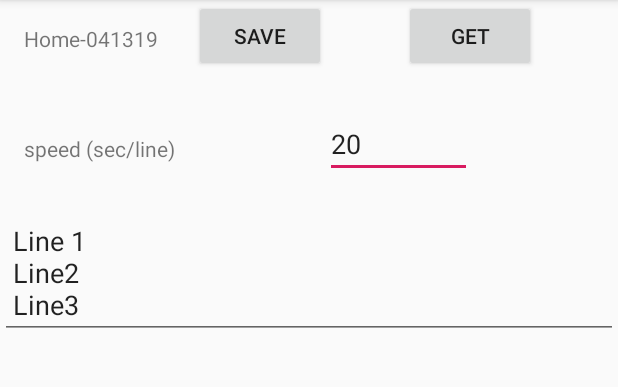
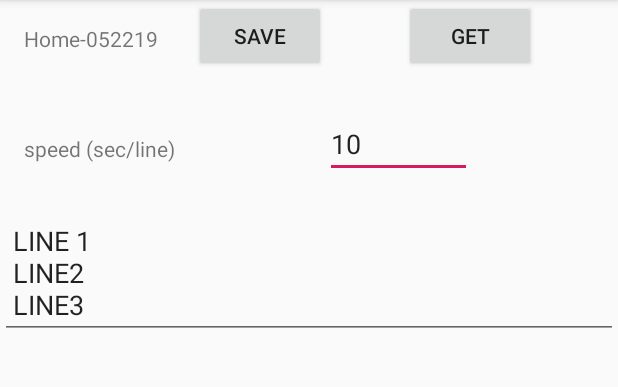
Before and after one commit to ChangmingFan/SQL-Lite-TiniWindow, an Android app: the screen it shows after launch (MainActivity), after a tap on "GET", on a phone screen of 412 x 824 dp, the part 84-471 px from its top. Run offline under Robolectric (Android 15) with nearby library versions, the phone set to English and light mode, and no system bars; 1 other tap on this screen came first.

Commit message:
052419 jp 2nd coomit - works

```diff
--- a/app/src/main/java/com/example/android/ftp_tiniwindow_sign1/MainActivity.java
+++ b/app/src/main/java/com/example/android/ftp_tiniwindow_sign1/MainActivity.java
@@ -2,65 +2,22 @@ package com.example.android.ftp_tiniwindow_sign1;
 
 //042419 CF  following JP's version of 042319
 import android.content.ContentValues;
-import android.content.Context;
-import android.content.Intent;
-import android.content.SharedPreferences;
 import android.database.Cursor;
 import android.database.sqlite.SQLiteDatabase;
-import android.os.AsyncTask;
 import android.os.Bundle;
-import android.support.v7.app.AppCompatActivity;
-import android.support.v7.widget.LinearLayoutManager;
-import android.support.v7.widget.RecyclerView;
-import android.view.Menu;
-import android.view.MenuInflater;
-import android.view.MenuItem;
-import android.view.View;
-import android.widget.ProgressBar;
-import android.widget.TextView;
-
-
-
-import android.content.Context;
-import android.content.Intent;
-import android.content.SharedPreferences;
-import android.os.AsyncTask;
-import android.os.Bundle;
-import android.support.v7.app.AppCompatActivity;
-//import android.widget.TextView;
-import android.util.Log;
-import android.view.View;
-import android.widget.EditText;
-import org.apache.commons.net.ftp.FTP;
-import org.apache.commons.net.ftp.FTPClient;
-import android.widget.Toast;
-
-//import com.example.android.sunshine.utilities.NetworkUtils;
-//import com.example.android.sunshine.utilities.OpenWeatherJsonUtils;
-
-import java.io.IOException;
-import java.io.InputStream;
-import java.io.OutputStream;
-import java.net.URL;
-
-
-
-
-import android.os.AsyncTask;
-import android.os.Bundle;
-import android.support.annotation.NonNull;
-import android.support.design.widget.BottomNavigationView;
 import android.support.v7.app.AppCompatActivity;
 import android.util.Log;
 import android.view.MenuItem;
 import android.view.View;
+import android.widget.TextView;
 import android.widget.EditText;
-import android.widget.TextView;
+import android.support.annotation.NonNull;
+import android.support.design.widget.BottomNavigationView;
 
-import java.io.OutputStream;
+//import java.util.Set;
 
 import static android.util.Half.NaN;
-import static android.util.Half.isNaN;
+
 
 public class MainActivity extends AppCompatActivity {
 
@@ -71,14 +28,14 @@ public class MainActivity extends AppCompatActivity {
     private EditText mTextData;
     private TextView mTextMessage;
 
-
+/*
     private String server = "107.180.55.10";
     private int port = 21;
     private String user = "Sign1@tiniliteworld.com";
     private String pass = "Sign1";
     private String fileName = "dat/Sign1.data";
 
-
+*/
     private BottomNavigationView.OnNavigationItemSelectedListener mOnNavigationItemSelectedListener
             = new BottomNavigationView.OnNavigationItemSelectedListener() {
 
@@ -104,22 +61,19 @@ public class MainActivity extends AppCompatActivity {
         super.onCreate(savedInstanceState);
         setContentView(R.layout.activity_main);
 
-
         mTextData = findViewById(R.id.et_textdata);
         mSpeed = findViewById(R.id.et_speed);
-
         mTextMessage = findViewById(R.id.message);
-
         SignDataDbHelper signDbHelper = new SignDataDbHelper(this);
-
-
         signDb = signDbHelper.getWritableDatabase();
 
         Get(new View(this));
         //formatText() ;
-        BottomNavigationView navigation = (BottomNavigationView) findViewById(R.id.navigation);
-        navigation.setOnNavigationItemSelectedListener(mOnNavigationItemSelectedListener);
+       BottomNavigationView navigation =  findViewById(R.id.navigation);
+       navigation.setOnNavigationItemSelectedListener(mOnNavigationItemSelectedListener);
+
     }
+
 
 
     void formatText(){
@@ -134,29 +88,11 @@ public class MainActivity extends AppCompatActivity {
             else if (splitData [j].length() > lineLength) {
                 splitData [j] = padRight (splitData[j], " ", lineLength);
             }
-
         }
         mlines = join( "\n", splitData) ;
         mlines = mlines.toUpperCase();
         mTextData.setText(mlines);
-    };
-
-    private String generateFileContents(){
-       int speed =  Integer.parseInt(mSpeed.getText().toString()) ;
-        formatText();
-        String retval = mTextData.getText().toString().replace("\n", "\r\n") +
-                "\r\n[trick coding version 2.2]\r\n" +
-                "020105010001FF050100" +
-                padLeft(Integer.toHexString(lineCount), "0", 2 ) +
-                padLeft(Integer.toHexString(speed * 10), "0", 2 ) ;
-
-
-        retval = retval.toUpperCase();
-
-        return retval;
-
-    };
-
+    }
 
 
 
@@ -175,7 +111,12 @@ public class MainActivity extends AppCompatActivity {
                 null
         );
 
-       if (cursor.getCount() == 0) {return;}
+        Log.d("metod-get", "" + cursor.getCount() + " records");
+       if (cursor.getCount() == 0) {
+            Log.e("method-get", "databse empty");
+           return;
+
+       }
 
         cursor.moveToLast();
 
@@ -190,11 +131,12 @@ public class MainActivity extends AppCompatActivity {
             speed = Integer.parseInt(cursor.getString(cursor.getColumnIndex(SignDataContract.SignData.COLUMN_LINE_LENGTH)));
         }
         catch (NumberFormatException ex){
-
+               Log.e("method-get", "parse int failed");
         }
 
+        cursor.close();
         mTextData.setText(textdata);
-        mSpeed.setText(speed);
+        mSpeed.setText("" +speed);
 
     }
 
@@ -218,7 +160,7 @@ public class MainActivity extends AppCompatActivity {
 
         // Add guest info to mDb
 
-        //formatText();
+        formatText();
 
         ContentValues cv = new ContentValues();
         cv.put(SignDataContract.SignData.COLUMN_TEXT_DATA, String.valueOf(mTextData.getText()));
@@ -227,11 +169,20 @@ public class MainActivity extends AppCompatActivity {
         cv.put(SignDataContract.SignData.COLUMN_LINE_COUNT, lineCount);
         cv.put(SignDataContract.SignData.COLUMN_SEASON, "original");
 
+       //Set<String> keys  = cv.keySet();
+
+
         //cv.put(SignDataContract.SignData._ID, 1);
 
 
        long rowid =  signDb.insert(  SignDataContract.SignData.TABLE_NAME, null, cv);
 
+
+       Log.d("method-save", "" +rowid);
+
+       if (rowid < 1)  {  Log.e("method-save", "db insert failed - rowid:" + rowid);
+
+       }
 
         // Update the cursor in the adapter to trigger UI to display the new list
         //mAdapter.swapCursor(getAllGuests());
@@ -343,6 +294,7 @@ public class MainActivity extends AppCompatActivity {
         return returnValue;
     }
 
+    /*
     public class SendDataTask extends AsyncTask<String, Void, String[]> {
 
         @Override
@@ -535,5 +487,64 @@ public class MainActivity extends AppCompatActivity {
 
     }
 
+*/
+}
 
-}
+
+//
+//import android.content.Context;
+//import android.content.Intent;
+//import android.content.SharedPreferences;
+//import android.os.AsyncTask;
+//import android.support.v7.widget.LinearLayoutManager;
+//import android.support.v7.widget.RecyclerView;
+//import android.view.Menu;
+//import android.view.MenuInflater;
+//import android.widget.ProgressBar;
+//import android.content.Context;
+//import android.content.Intent;
+//import android.content.SharedPreferences;
+//import android.os.AsyncTask;
+//import android.os.Bundle;
+//import android.support.v7.app.AppCompatActivity;
+////import android.widget.TextView;
+//import android.util.Log;
+//import android.view.View;
+//import org.apache.commons.net.ftp.FTP;
+//import org.apache.commons.net.ftp.FTPClient;
+//import android.widget.Toast;
+////import com.example.android.sunshine.utilities.NetworkUtils;
+////import com.example.android.sunshine.utilities.OpenWeatherJsonUtils;
+//import java.io.IOException;
+//import java.io.InputStream;
+//import java.io.OutputStream;
+//import java.net.URL;
+//import android.os.AsyncTask;
+//import android.os.Bundle;
+//import android.support.v7.app.AppCompatActivity;
+//import android.util.Log;
+//import android.view.MenuItem;
+//import android.view.View;
+//import android.widget.EditText;
+//import android.widget.TextView;
+//import java.io.OutputStream;
+//import static android.util.Half.isNaN;
+
+
+/**
+ private String generateFileContents(){
+ int speed =  Integer.parseInt(mSpeed.getText().toString()) ;
+ formatText();
+ String retval = mTextData.getText().toString().replace("\n", "\r\n") +
+ "\r\n[trick coding version 2.2]\r\n" +
+ "020105010001FF050100" +
+ padLeft(Integer.toHexString(lineCount), "0", 2 ) +
+ padLeft(Integer.toHexString(speed * 10), "0", 2 ) ;
+
+
+ retval = retval.toUpperCase();
+
+ return retval;
+
+ };
+ */
--- a/app/src/main/java/com/example/android/ftp_tiniwindow_sign1/SignDataContract.java
+++ b/app/src/main/java/com/example/android/ftp_tiniwindow_sign1/SignDataContract.java
@@ -3,8 +3,6 @@ package com.example.android.ftp_tiniwindow_sign1;
 import android.provider.BaseColumns;
 
 public class SignDataContract {
-
-
 
     public static final class SignData implements BaseColumns {
         public static final String TABLE_NAME = "signData";
--- a/app/src/main/java/com/example/android/ftp_tiniwindow_sign1/SignDataDbHelper.java
+++ b/app/src/main/java/com/example/android/ftp_tiniwindow_sign1/SignDataDbHelper.java
@@ -3,8 +3,6 @@ package com.example.android.ftp_tiniwindow_sign1;
 import android.content.Context;
 import android.database.sqlite.SQLiteDatabase;
 import android.database.sqlite.SQLiteOpenHelper;
-
-
 
 public class SignDataDbHelper extends SQLiteOpenHelper {
 
@@ -12,7 +10,7 @@ public class SignDataDbHelper extends SQLiteOpenHelper {
     private static final String DATABASE_NAME = "signdata.db";
 
     // If you change the database schema, you must increment the database version
-    private static final int DATABASE_VERSION = 1;
+    private static final int DATABASE_VERSION = 2;
 
     // Constructor
     public SignDataDbHelper(Context context) {
@@ -27,6 +25,7 @@ public class SignDataDbHelper extends SQLiteOpenHelper {
         final String SQL_CREATE_SIGNDATA_TABLE = "CREATE TABLE " + SignDataContract.SignData.TABLE_NAME + " (" +
                 SignDataContract.SignData._ID + " INTEGER PRIMARY KEY AUTOINCREMENT," +
                 SignDataContract.SignData.COLUMN_SEASON + " TEXT NOT NULL, " +
+                SignDataContract.SignData.COLUMN_TEXT_DATA + " TEXT NOT NULL, " +
                 SignDataContract.SignData.COLUMN_LINE_LENGTH + " INTEGER NOT NULL, " +
                 SignDataContract.SignData.COLUMN_LINE_COUNT + " INTEGER NOT NULL, " +
                 SignDataContract.SignData.COLUMN_SPEED+ " INTEGER NOT NULL" +
--- a/app/src/main/res/values/strings.xml
+++ b/app/src/main/res/values/strings.xml
@@ -1,6 +1,6 @@
 <resources>
     <string name="app_name">FTP-TiniWindow-Sign1</string>
-    <string name="title_home">Home-041319</string>
+    <string name="title_home">Home-052219</string>
     <string name="title_dashboard">Dashboard</string>
     <string name="title_notifications">Notifications</string>
 </resources>
```
Also changed, not shown: app/build.gradle (+34 -2 lines).
